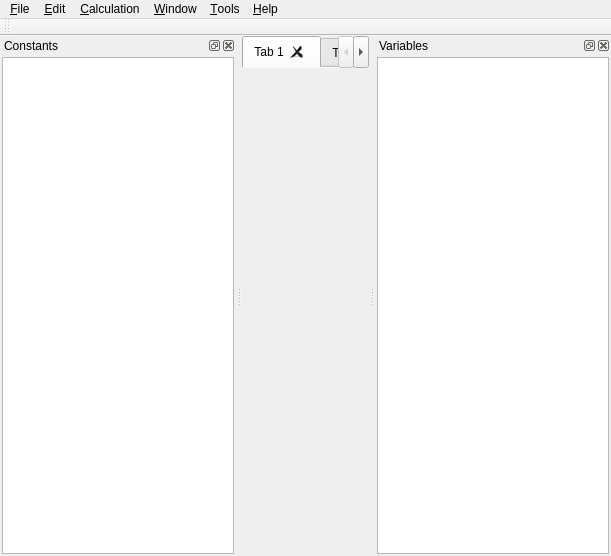
Rob0xFF/PhyxCalc, file mainwindow.ui: the form before one commit.
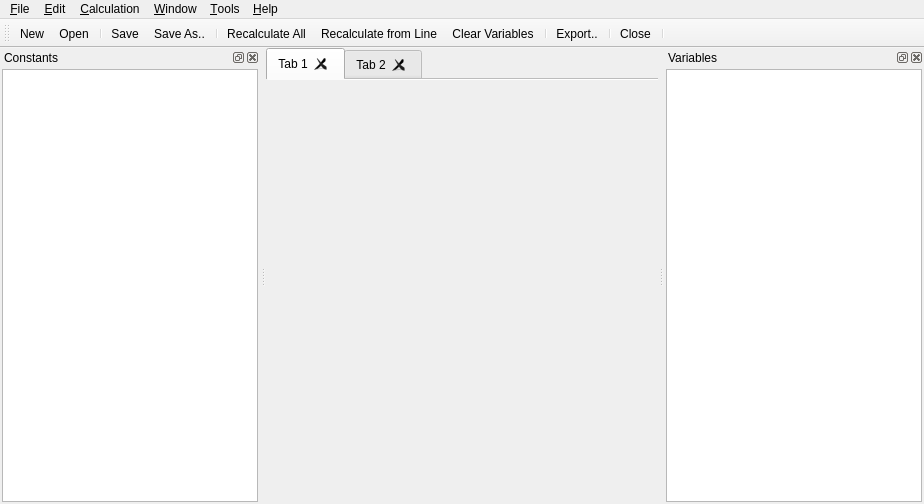
The form after the commit. Icons and pictures are not drawn. Custom widgets are drawn as their Qt base class.

Commit message: added the toolbar to ui file removed undo and redo from the toolbar

The edit to the form file:
```diff
--- a/mainwindow.ui
+++ b/mainwindow.ui
@@ -6,8 +6,8 @@
    <rect>
     <x>0</x>
     <y>0</y>
-    <width>611</width>
-    <height>556</height>
+    <width>924</width>
+    <height>504</height>
    </rect>
   </property>
   <property name="windowTitle">
@@ -63,7 +63,7 @@
     <rect>
      <x>0</x>
      <y>0</y>
-     <width>611</width>
+     <width>924</width>
      <height>20</height>
     </rect>
    </property>
@@ -155,7 +155,7 @@
     <string>Toolbar</string>
    </property>
    <property name="toolButtonStyle">
-    <enum>Qt::ToolButtonTextBesideIcon</enum>
+    <enum>Qt::ToolButtonIconOnly</enum>
    </property>
    <attribute name="toolBarArea">
     <enum>TopToolBarArea</enum>
@@ -163,6 +163,20 @@
    <attribute name="toolBarBreak">
     <bool>false</bool>
    </attribute>
+   <addaction name="actionNew"/>
+   <addaction name="actionOpen"/>
+   <addaction name="separator"/>
+   <addaction name="actionSave"/>
+   <addaction name="actionSave_As"/>
+   <addaction name="separator"/>
+   <addaction name="actionRecalculate_All"/>
+   <addaction name="actionRecalculate_from_Line"/>
+   <addaction name="actionClear_Variables"/>
+   <addaction name="separator"/>
+   <addaction name="actionExport"/>
+   <addaction name="separator"/>
+   <addaction name="actionClose"/>
+   <addaction name="separator"/>
   </widget>
   <widget class="QDockWidget" name="variablesDock">
    <property name="floating">
```
The commit also changes 1 other file.
